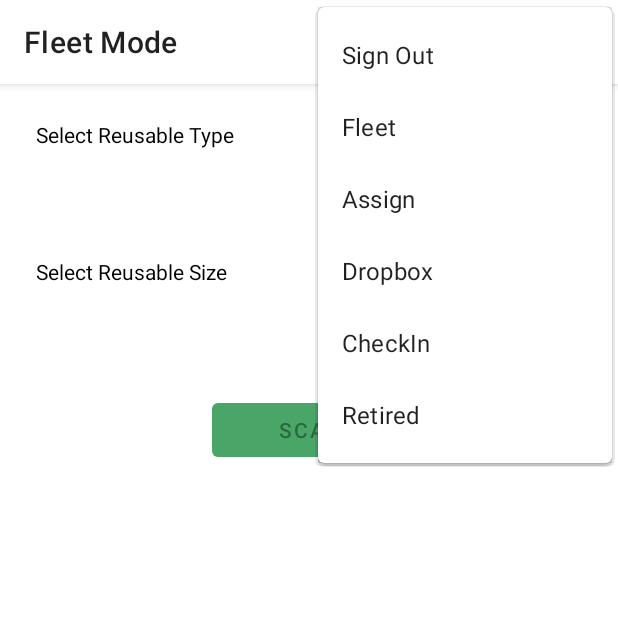
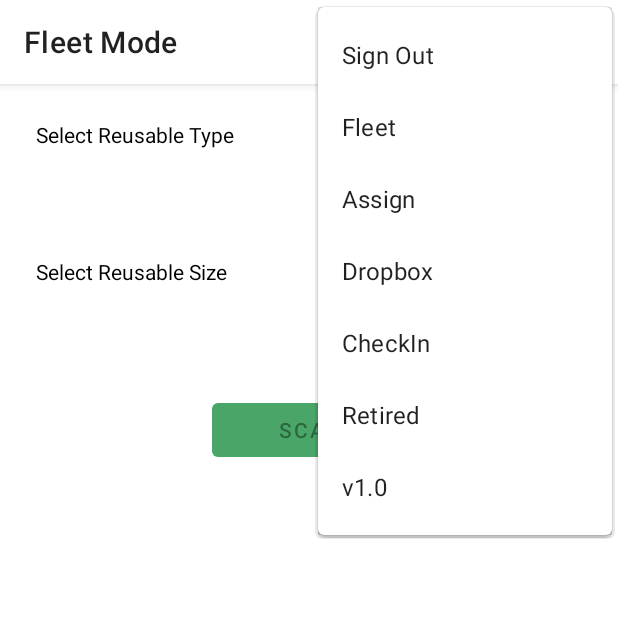
Before and after one commit to faizanalibutt/helloekko, an Android app: the AdminActivity screen opened directly, with no data from a screen before it, with the options menu open, on a phone screen of 412 x 824 dp, the top half of it. Run offline under Robolectric (Android 15) with nearby library versions, the phone set to English and light mode, and no system bars; our stand-ins replace Timber, navigation-ui; libraries missing offline, so code that uses them is left out: com.auth0.android; network calls fail; 1 statement that could not run was skipped.

Commit message:
ekko v3 app implementation - version no added.

```diff
--- a/app/src/main/res/menu/admin_menu.xml
+++ b/app/src/main/res/menu/admin_menu.xml
@@ -18,4 +18,7 @@
     <item
         android:id="@+id/retired_action"
         android:title="@string/text_retired" />
+    <item
+        android:id="@+id/version_name"
+        android:title="@string/version_name" />
 </menu>
--- a/app/src/main/res/menu/user_menu.xml
+++ b/app/src/main/res/menu/user_menu.xml
@@ -3,4 +3,7 @@
     <item
         android:id="@+id/sign_out"
         android:title="@string/text_sign_out" />
+    <item
+        android:id="@+id/version_name"
+        android:title="@string/version_name" />
 </menu>
--- a/app/src/main/res/values/strings.xml
+++ b/app/src/main/res/values/strings.xml
@@ -82,6 +82,7 @@
     <string name="text_confirm">Unable to Confirm</string>
     <string name="text_customer_not_present_desc">Customer has not signed up with Ekko. Do not use Ekko reusables for this order, do not charge customer for Ekko. Ekko will notify customer that they will not get Ekko with their order because they have not signed up.</string>
     <string name="text_close">Close</string>
+    <string name="version_name">v1.0</string>
     <string-array name="admin_modes_array">
         <item>Fleet</item>
         <item>Assign</item>
```
